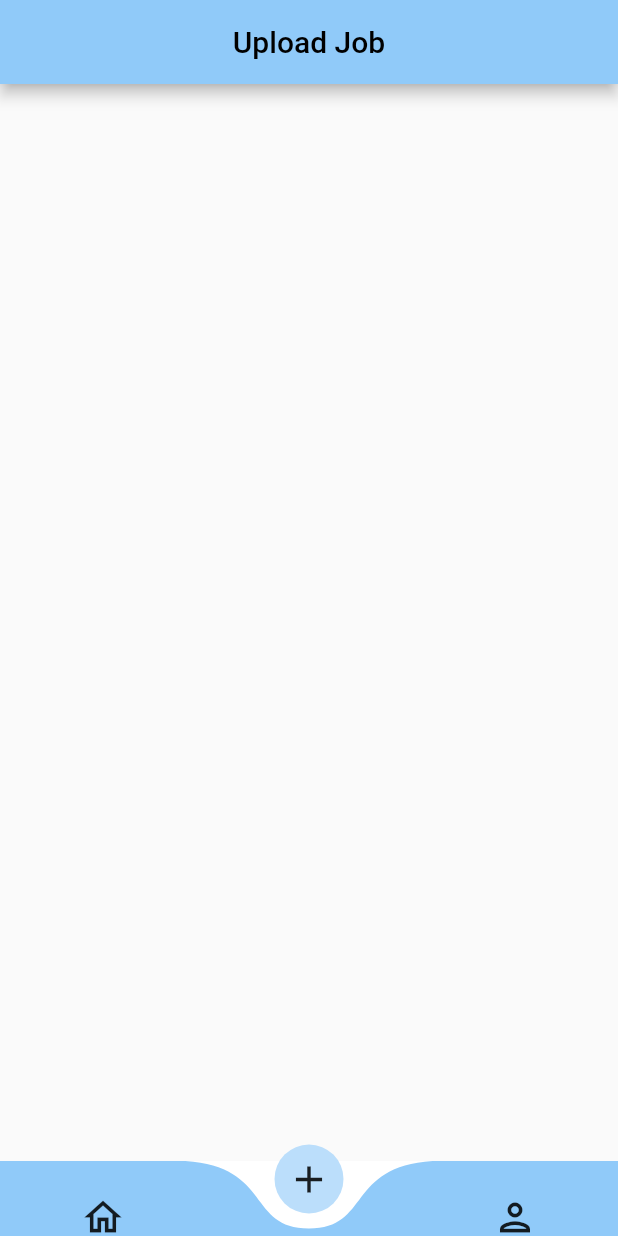
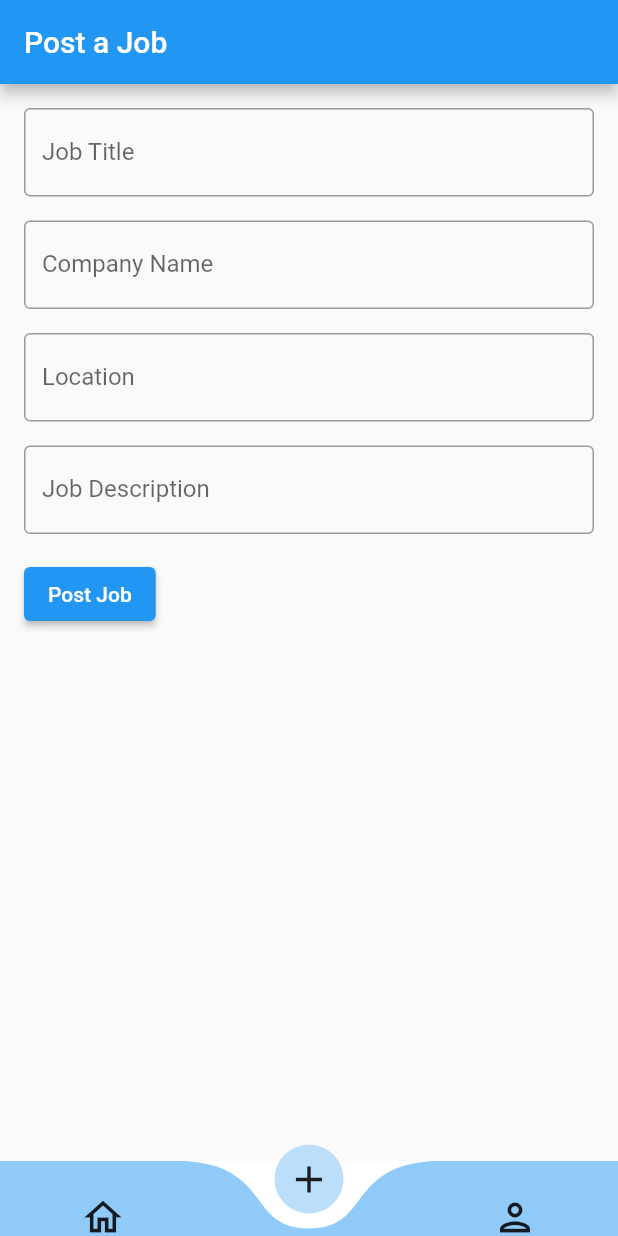
Before and after one commit to iremsila/FreelancerApp, a Flutter app: the UploadJobNow screen opened directly, on a phone screen of 412 x 824 dp. Run offline on Flutter 3.47's test engine with Material 2 defaults, Android fonts, the phone set to English and light mode, and no system bars; drawn by our look-alikes of curved_navigation_bar; our stand-ins replace cached_network_image; missing offline and left inert: mysql1.

Commit message:
yedinci düzenleme

```diff
--- a/lib/Widget/bottom_nav_bar.dart
+++ b/lib/Widget/bottom_nav_bar.dart
@@ -44,7 +44,7 @@ class BottomNavigationBarForApp extends StatelessWidget {
               context, MaterialPageRoute(builder: (_) => const JobScreen()));
         } else if (index == 1) {
           Navigator.pushReplacement(
-              context, MaterialPageRoute(builder: (_) => const UploadJobNow()));
+              context, MaterialPageRoute(builder: (_) => UploadJobNow()));
         } else if (index == 2) {
           Navigator.pushReplacement(context,
               MaterialPageRoute(builder: (_) => const ProfileScreen()));
--- a/lib/screens/Jobs/upload_job.dart
+++ b/lib/screens/Jobs/upload_job.dart
@@ -1,26 +1,148 @@
 import 'package:flutter/material.dart';
 import '../../Widget/bottom_nav_bar.dart';
+import 'package:mysql1/mysql1.dart' as mysql;
 
 class UploadJobNow extends StatefulWidget {
-  const UploadJobNow({Key? key}) : super(key: key);
+  @override
+  _UploadJobNow createState() => _UploadJobNow();
+}
+
+class _UploadJobNow extends State<UploadJobNow> {
+  final _formKey = GlobalKey<FormState>();
+
+  late String _jobTitle;
+  late String _companyName;
+  late String _location;
+  late String _description;
+
+  // MySQL bağlantı ayarları
+  final settings = mysql.ConnectionSettings(
+    host: '213.238.183.81',
+    port: 3306,
+    user: 'httpdegm_melike',
+    password: 'A}c74e&QAI[x',
+    db: 'httpdegm_database1',
+  );
 
   @override
-  State<UploadJobNow> createState() => _UploadJobNowState();
-}
+  Widget build(BuildContext context) {
+    return Scaffold(
+      bottomNavigationBar: BottomNavigationBarForApp(indexNum: 1),
+      appBar: AppBar(
+        title: Text('Post a Job'),
+      ),
+      body: Padding(
+        padding: EdgeInsets.all(16.0),
+        child: Form(
+          key: _formKey,
+          child: SingleChildScrollView(
+            child: Column(
+              crossAxisAlignment: CrossAxisAlignment.start,
+              children: [
+                TextFormField(
+                  decoration: InputDecoration(
+                    labelText: 'Job Title',
+                    border: OutlineInputBorder(),
+                  ),
+                  validator: (value) {
+                    if (value!.isEmpty) {
+                      return 'Please enter job title';
+                    }
+                    return null;
+                  },
+                  onSaved: (value) {
+                    _jobTitle = value!;
+                  },
+                ),
+                SizedBox(height: 16.0),
+                TextFormField(
+                  decoration: InputDecoration(
+                    labelText: 'Company Name',
+                    border: OutlineInputBorder(),
+                  ),
+                  validator: (value) {
+                    if (value!.isEmpty) {
+                      return 'Please enter company name';
+                    }
+                    return null;
+                  },
+                  onSaved: (value) {
+                    _companyName = value!;
+                  },
+                ),
+                SizedBox(height: 16.0),
+                TextFormField(
+                  decoration: InputDecoration(
+                    labelText: 'Location',
+                    border: OutlineInputBorder(),
+                  ),
+                  validator: (value) {
+                    if (value!.isEmpty) {
+                      return 'Please enter location';
+                    }
+                    return null;
+                  },
+                  onSaved: (value) {
+                    _location = value!;
+                  },
+                ),
+                SizedBox(height: 16.0),
+                TextFormField(
+                  decoration: InputDecoration(
+                    labelText: 'Job Description',
+                    border: OutlineInputBorder(),
+                  ),
+                  maxLines: null,
+                  keyboardType: TextInputType.multiline,
+                  validator: (value) {
+                    if (value!.isEmpty) {
+                      return 'Please enter job description';
+                    }
+                    return null;
+                  },
+                  onSaved: (value) {
+                    _description = value!;
+                  },
+                ),
+                //SizedBox(height: 16.0),
+                // ElevatedButton(
+                //   onPressed: () async {
+                //     final DateTime? picked = await _selectDate(context);
+                //     if (picked != null) {
+                //       // Seçilen tarihi kullan
+                //     }
+                //   },
+                //   child: Text('Select Date'),
+                // ),
+                SizedBox(height: 16.0),
+                ElevatedButton(
+                  onPressed: () async {
+                    if (_formKey.currentState!.validate()) {
+                      _formKey.currentState!.save();
 
-class _UploadJobNowState extends State<UploadJobNow> {
-  @override
-  Widget build(BuildContext context) {
-    return Container(
-      child: Scaffold(
-        bottomNavigationBar: BottomNavigationBarForApp(indexNum: 1),
-        appBar: AppBar(
-          title: const Text(
-            'Upload Job',
-            style: TextStyle(color: Colors.black),
+                      // MySQL bağlantısı
+                      final conn =
+                          await mysql.MySqlConnection.connect(settings);
+
+                      // Kayıt ekleme
+                      await conn.query(
+                          '''INSERT INTO jobs (job_title, company_name, location, description) VALUES (?, ?, ?, ?)''',
+                          [_jobTitle, _companyName, _location, _description]);
+                      await conn.close();
+
+                      // Başarılı bildirimi
+                      ScaffoldMessenger.of(context).showSnackBar(
+                        SnackBar(
+                          content: Text('Job posted successfully'),
+                        ),
+                      );
+                    }
+                  },
+                  child: Text('Post Job'),
+                )
+              ],
+            ),
           ),
-          centerTitle: true,
-          backgroundColor: Colors.blue.shade200,
         ),
       ),
     );
```
Also changed, not shown: lib/main.dart (+7 -5 lines), lib/screens/Login/login.dart (renamed from lib/screens/login/login_body.dart, +8 -9 lines), lib/screens/Register/register.dart (renamed from lib/screens/register/registerpage.dart, +10 -10 lines), pubspec.yaml (+10 -7 lines), assets/images/resim.jpg (renamed from images/resim.jpg), lib/screens/Login/forgotpassword.dart (renamed from lib/screens/login/forgotpassword.dart).
